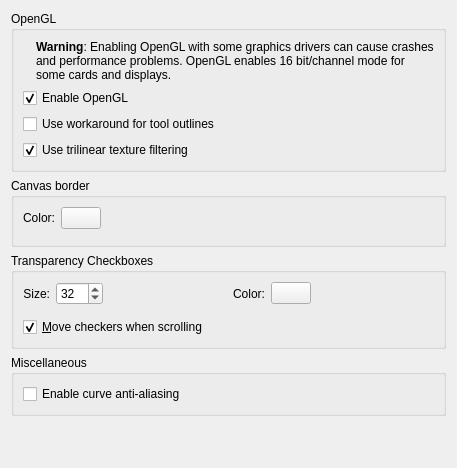
First picture: the form in krita/ui/forms/wdgdisplaysettings.ui, repository KDE/krita, before the edit.
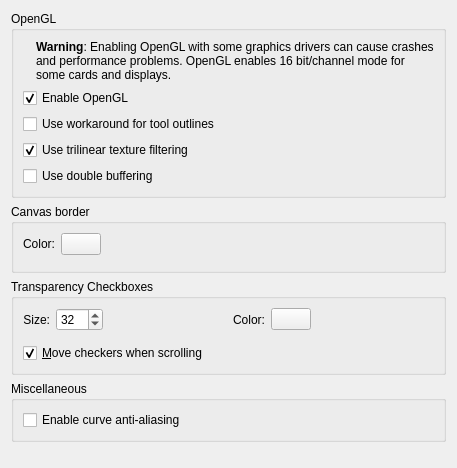
Second picture: the form after the edit. Custom widgets are drawn as their Qt base class.

Commit message:
Add option to enable double buffering
For those windows users where this prevents tearing.

Patch:
```diff
--- a/krita/ui/forms/wdgdisplaysettings.ui
+++ b/krita/ui/forms/wdgdisplaysettings.ui
@@ -245,6 +245,16 @@
         </property>
        </widget>
       </item>
+      <item row="5" column="0">
+       <widget class="QCheckBox" name="cbUseDoubleBuffering">
+        <property name="toolTip">
+         <string>Depending on your graphics card and drivers, using double buffering might cause tearing or fix it.</string>
+        </property>
+        <property name="text">
+         <string>Use double buffering</string>
+        </property>
+       </widget>
+      </item>
      </layout>
     </widget>
    </item>
```
The commit also changes 3 other files.
